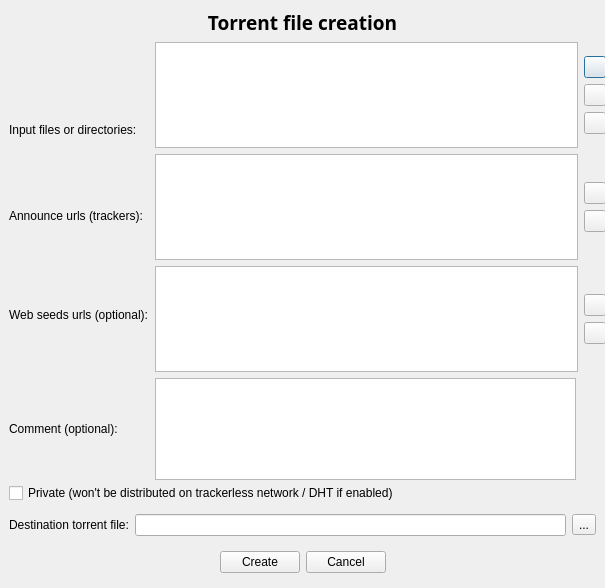
This is src/createtorrent.ui in qbittorrent/qBittorrent as Qt 5 draws it before an edit. The edited form follows.
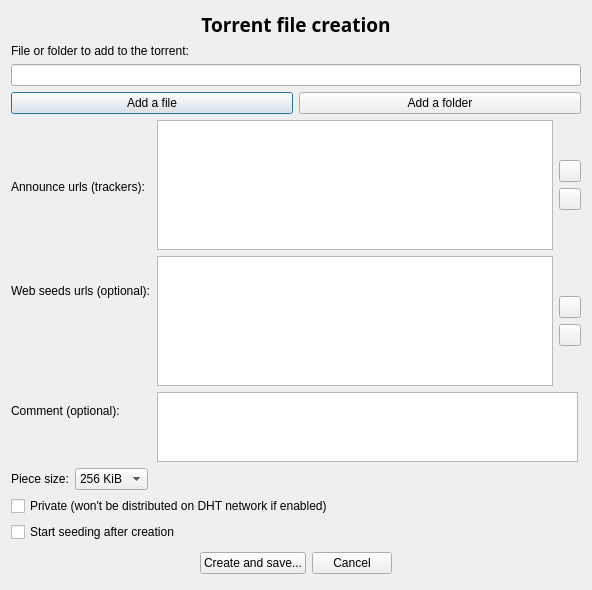
This is the edited form. Icons and pictures are not drawn.

Diff of the .ui file:
```diff
--- a/src/createtorrent.ui
+++ b/src/createtorrent.ui
@@ -5,22 +5,16 @@
    <rect>
     <x>0</x>
     <y>0</y>
-    <width>605</width>
-    <height>588</height>
+    <width>592</width>
+    <height>590</height>
    </rect>
   </property>
   <property name="windowTitle" >
    <string>Torrent Creation Tool</string>
   </property>
+  <layout class="QVBoxLayout" >
+   <item>
   <widget class="QLabel" name="createTorrent_title" >
-   <property name="geometry" >
-    <rect>
-     <x>9</x>
-     <y>9</y>
-     <width>587</width>
-     <height>27</height>
-    </rect>
-   </property>
    <property name="minimumSize" >
     <size>
      <width>0</width>
@@ -51,49 +45,45 @@
     <set>Qt::AlignCenter</set>
    </property>
   </widget>
-  <widget class="QWidget" name="layoutWidget" >
-   <property name="geometry" >
-    <rect>
-     <x>9</x>
-     <y>42</y>
-     <width>597</width>
-     <height>438</height>
-    </rect>
-   </property>
-   <layout class="QHBoxLayout" >
-    <property name="margin" >
-     <number>0</number>
-    </property>
-    <property name="spacing" >
-     <number>6</number>
-    </property>
-    <item>
-     <layout class="QVBoxLayout" >
-      <property name="margin" >
-       <number>0</number>
-      </property>
-      <property name="spacing" >
-       <number>6</number>
-      </property>
+   </item>
       <item>
        <widget class="QLabel" name="lbl_input" >
-        <property name="minimumSize" >
-         <size>
-          <width>0</width>
-          <height>101</height>
-         </size>
-        </property>
-        <property name="maximumSize" >
-         <size>
-          <width>16777215</width>
-          <height>26</height>
-         </size>
-        </property>
+     <property name="text" >
+      <string>File or folder to add to the torrent:</string>
+     </property>
+    </widget>
+   </item>
+   <item>
+    <widget class="QLineEdit" name="textInputPath" />
+   </item>
+   <item>
+    <layout class="QHBoxLayout" >
+     <item>
+      <widget class="QPushButton" name="addFile_button" >
+       <property name="text" >
+        <string>Add a file</string>
+       </property>
+       <property name="icon" >
+        <iconset resource="icons.qrc" >:/Icons/add_file.png</iconset>
+       </property>
+      </widget>
+     </item>
+     <item>
+      <widget class="QPushButton" name="addFolder_button" >
         <property name="text" >
-         <string>Input files or directories:</string>
-        </property>
-       </widget>
-      </item>
+        <string>Add a folder</string>
+       </property>
+       <property name="icon" >
+        <iconset resource="icons.qrc" >:/Icons/add_folder.png</iconset>
+       </property>
+      </widget>
+     </item>
+    </layout>
+   </item>
+   <item>
+    <layout class="QHBoxLayout" >
+     <item>
+      <layout class="QVBoxLayout" >
       <item>
        <widget class="QLabel" name="lbl_announce_url" >
         <property name="minimumSize" >
@@ -155,125 +145,18 @@
     </item>
     <item>
      <layout class="QVBoxLayout" >
-      <property name="margin" >
-       <number>0</number>
-      </property>
-      <property name="spacing" >
-       <number>6</number>
-      </property>
       <item>
        <layout class="QHBoxLayout" >
-        <property name="margin" >
-         <number>0</number>
-        </property>
         <property name="spacing" >
          <number>6</number>
         </property>
-        <item>
-         <widget class="QListWidget" name="input_list" >
-          <property name="selectionMode" >
-           <enum>QAbstractItemView::MultiSelection</enum>
-          </property>
-         </widget>
-        </item>
-        <item>
-         <layout class="QVBoxLayout" >
-          <property name="margin" >
+         <property name="leftMargin" >
+          <number>0</number>
+         </property>
+         <property name="topMargin" >
            <number>0</number>
           </property>
-          <property name="spacing" >
-           <number>6</number>
-          </property>
-          <item>
-           <spacer>
-            <property name="orientation" >
-             <enum>Qt::Vertical</enum>
-            </property>
-            <property name="sizeHint" >
-             <size>
-              <width>20</width>
-              <height>16</height>
-             </size>
-            </property>
-           </spacer>
-          </item>
-          <item>
-           <widget class="QPushButton" name="addFolder_button" >
-            <property name="minimumSize" >
-             <size>
-              <width>22</width>
-              <height>22</height>
-             </size>
-            </property>
-            <property name="maximumSize" >
-             <size>
-              <width>22</width>
-              <height>22</height>
-             </size>
-            </property>
-            <property name="text" >
-             <string/>
-            </property>
-           </widget>
-          </item>
-          <item>
-           <widget class="QPushButton" name="removeFolder_button" >
-            <property name="minimumSize" >
-             <size>
-              <width>22</width>
-              <height>22</height>
-             </size>
-            </property>
-            <property name="maximumSize" >
-             <size>
-              <width>22</width>
-              <height>22</height>
-             </size>
-            </property>
-            <property name="text" >
-             <string/>
-            </property>
-           </widget>
-          </item>
-          <item>
-           <widget class="QPushButton" name="addFile_button" >
-            <property name="minimumSize" >
-             <size>
-              <width>22</width>
-              <height>22</height>
-             </size>
-            </property>
-            <property name="maximumSize" >
-             <size>
-              <width>22</width>
-              <height>22</height>
-             </size>
-            </property>
-            <property name="text" >
-             <string/>
-            </property>
-           </widget>
-          </item>
-          <item>
-           <spacer>
-            <property name="orientation" >
-             <enum>Qt::Vertical</enum>
-            </property>
-            <property name="sizeHint" >
-             <size>
-              <width>20</width>
-              <height>16</height>
-             </size>
-            </property>
-           </spacer>
-          </item>
-         </layout>
-        </item>
-       </layout>
-      </item>
-      <item>
-       <layout class="QHBoxLayout" >
-        <property name="margin" >
+         <property name="rightMargin" >
          <number>0</number>
         </property>
         <property name="spacing" >
@@ -455,12 +338,6 @@
       </item>
       <item>
        <widget class="QTextEdit" name="txt_comment" >
-        <property name="minimumSize" >
-         <size>
-          <width>421</width>
-          <height>102</height>
-         </size>
-        </property>
         <property name="maximumSize" >
          <size>
           <width>421</width>
@@ -475,50 +352,90 @@
      </layout>
     </item>
    </layout>
-  </widget>
+   </item>
+   <item>
+    <layout class="QHBoxLayout" >
+     <item>
+      <widget class="QLabel" name="txtPieceSize" >
+       <property name="text" >
+        <string>Piece size:</string>
+       </property>
+      </widget>
+     </item>
+     <item>
+      <widget class="QComboBox" name="comboPieceSize" >
+       <property name="currentIndex" >
+        <number>3</number>
+       </property>
+       <item>
+        <property name="text" >
+         <string>32 KiB</string>
+        </property>
+       </item>
+       <item>
+        <property name="text" >
+         <string>64 KiB</string>
+        </property>
+       </item>
+       <item>
+        <property name="text" >
+         <string>128 KiB</string>
+        </property>
+       </item>
+       <item>
+        <property name="text" >
+         <string>256 KiB</string>
+        </property>
+       </item>
+       <item>
+        <property name="text" >
+         <string>512 KiB</string>
+        </property>
+       </item>
+       <item>
+        <property name="text" >
+         <string>1 MiB</string>
+        </property>
+       </item>
+       <item>
+        <property name="text" >
+         <string>2 MiB</string>
+        </property>
+       </item>
+       <item>
+        <property name="text" >
+         <string>4 MiB</string>
+        </property>
+       </item>
+      </widget>
+     </item>
+     <item>
+      <spacer>
+       <property name="orientation" >
+        <enum>Qt::Horizontal</enum>
+       </property>
+       <property name="sizeHint" >
+        <size>
+         <width>40</width>
+         <height>20</height>
+        </size>
+       </property>
+      </spacer>
+     </item>
+    </layout>
+   </item>
+   <item>
   <widget class="QCheckBox" name="check_private" >
-   <property name="geometry" >
-    <rect>
-     <x>9</x>
-     <y>482</y>
-     <width>587</width>
-     <height>22</height>
-    </rect>
-   </property>
    <property name="text" >
-    <string>Private (won't be distributed on trackerless network / DHT if enabled)</string>
-   </property>
-  </widget>
-  <widget class="QWidget" name="layoutWidget2" >
-   <property name="geometry" >
-    <rect>
-     <x>9</x>
-     <y>510</y>
-     <width>587</width>
-     <height>30</height>
-    </rect>
-   </property>
-   <layout class="QHBoxLayout" >
-    <property name="margin" >
-     <number>0</number>
-    </property>
-    <property name="spacing" >
-     <number>6</number>
-    </property>
+      <string>Private (won't be distributed on DHT network if enabled)</string>
+     </property>
+    </widget>
+   </item>
     <item>
-     <widget class="QLabel" name="lbl_destination" >
-      <property name="maximumSize" >
-       <size>
-        <width>16777215</width>
-        <height>26</height>
-       </size>
-      </property>
+    <widget class="QCheckBox" name="checkStartSeeding" >
       <property name="text" >
-       <string>Destination torrent file:</string>
-      </property>
-      <property name="buddy" >
-       <cstring>txt_destination</cstring>
-      </property>
+      <string>Start seeding after creation</string>
+     </property>
      </widget>
     </item>
     <item>
@@ -529,35 +446,17 @@
       <property name="spacing" >
        <number>6</number>
       </property>
-      <item>
-       <widget class="QLineEdit" name="txt_destination" />
-      </item>
-      <item>
-       <widget class="QToolButton" name="browse_destination" >
-        <property name="text" >
-         <string>...</string>
-        </property>
-       </widget>
-      </item>
-     </layout>
-    </item>
-   </layout>
-  </widget>
-  <widget class="QWidget" name="layoutWidget3" >
-   <property name="geometry" >
-    <rect>
-     <x>9</x>
-     <y>546</y>
-     <width>587</width>
-     <height>33</height>
-    </rect>
-   </property>
-   <layout class="QHBoxLayout" >
-    <property name="margin" >
+     <property name="leftMargin" >
+      <number>0</number>
+     </property>
+     <property name="topMargin" >
+      <number>0</number>
+     </property>
+     <property name="rightMargin" >
      <number>0</number>
     </property>
-    <property name="spacing" >
-     <number>6</number>
+     <property name="bottomMargin" >
+      <number>0</number>
     </property>
     <item>
      <spacer>
@@ -575,7 +474,7 @@
     <item>
      <widget class="QPushButton" name="createButton" >
       <property name="text" >
-       <string>Create</string>
+        <string>Create and save...</string>
       </property>
      </widget>
     </item>
@@ -600,9 +499,12 @@
      </spacer>
     </item>
    </layout>
-  </widget>
- </widget>
- <resources/>
+   </item>
+  </layout>
+ </widget>
+ <resources>
+  <include location="icons.qrc" />
+ </resources>
  <connections>
   <connection>
    <sender>cancelButton</sender>
```
Left out of the diff: 64 changed lines with no effect on the pictures. Lines whose indentation alone changed are shown as unchanged.
